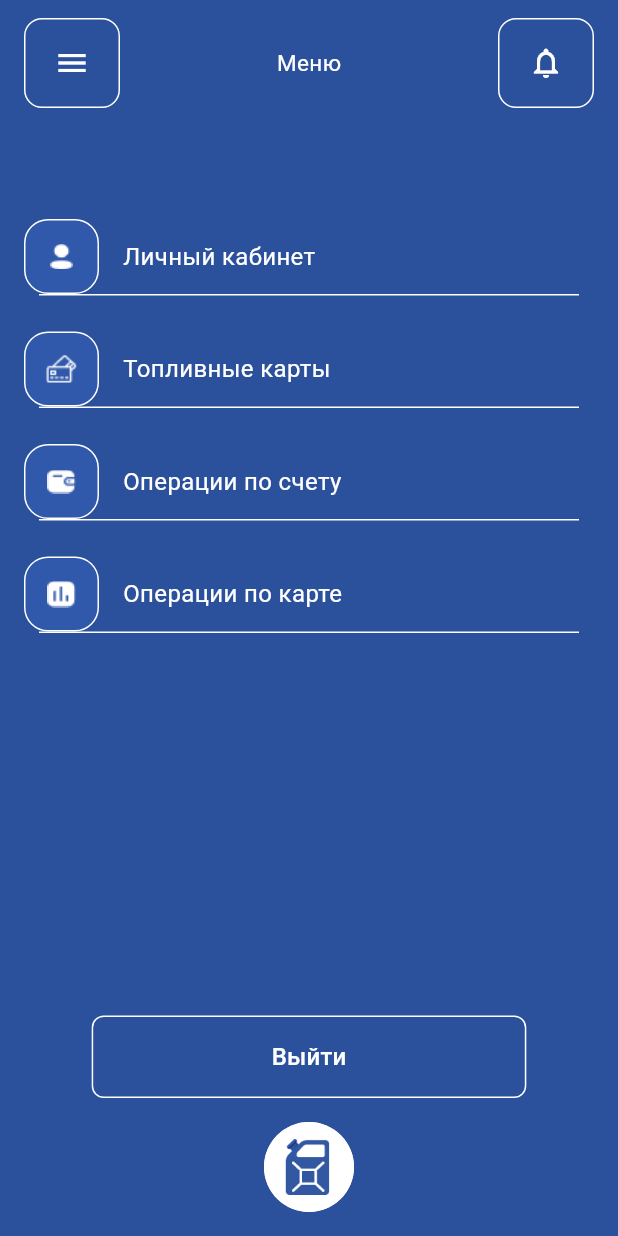
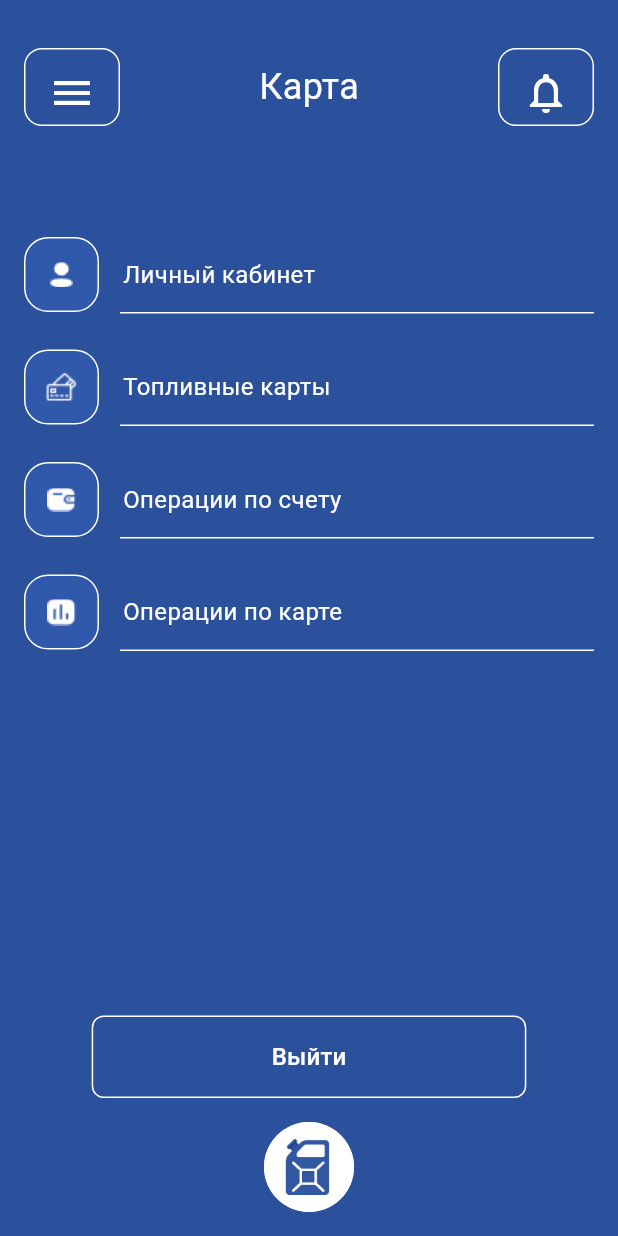
Before and after one commit to VavaL1Xx/FUEL_CARDS_VERSTKA, a Flutter app: the MainMenuPage screen opened directly, on a phone screen of 412 x 824 dp. Run offline on Flutter 3.47's test engine with Material 3 defaults, Android fonts, the phone set to English and light mode, and no system bars; our stand-ins replace flutter_map, latlong2.

Commit message:
неполная-верстка

```diff
--- a/lib/screens/main_menu_page.dart
+++ b/lib/screens/main_menu_page.dart
@@ -1,11 +1,11 @@
 import 'package:flutter/material.dart';
-import './gas_station_modal.dart';
+import './gas_station_map.dart';
 import './user_login_page.dart';
 
 class MainMenuPage extends StatelessWidget {
   const MainMenuPage({super.key});
 
-    dynamic getGasStationDetails(){
+    static dynamic getGasStationDetails(){
     return {
       "azs_config_date": "2023-06-06T11:34:30.490+03:00",
       "pos_config": [
@@ -133,55 +133,75 @@ class MainMenuPage extends StatelessWidget {
   @override
   Widget build(BuildContext context) {
     return Scaffold(
-      body: Container(
-        color: const Color(0xFF2C519C), // Устанавливаем синий фон
-        child: Column(
-          children: [
-            Container(
-              padding: const EdgeInsets.symmetric(horizontal: 16, vertical: 12),
+      appBar: AppBar(
+      backgroundColor: const Color(0xFF2C519C),
+      automaticallyImplyLeading: false, // Убирает стандартную кнопку "назад"
+      toolbarHeight: 96,
+      flexibleSpace: Container(
+        padding: const EdgeInsets.fromLTRB(16, 32, 16, 12),
+        alignment: Alignment.bottomCenter, // Выравнивание контента по нижнему краю
         child: Row(
           mainAxisAlignment: MainAxisAlignment.spaceBetween,
           children: [
             Container(
-                    padding: const EdgeInsets.only(top: 5, bottom:5, left:7, right:7), // Внутренние отступы для рамки
+              padding: const EdgeInsets.only(top: 5, bottom: 5, left: 7, right: 7),
               decoration: BoxDecoration(
-                      color: Colors.transparent, // Цвет фона рамки (если нужен)
+                color: Colors.transparent,
                 border: Border.all(
-                        color: Colors.white, // Цвет рамки
-                        width: 1, // Ширина рамки
+                  color: Colors.white,
+                  width: 1,
                 ),
-                      borderRadius: BorderRadius.circular(12.0), // Скругление углов
+                borderRadius: BorderRadius.circular(12.0),
               ),
               child: IconButton(
-                      icon: const Icon(Icons.menu, color: Colors.white),
-                      onPressed: () {},
+                icon: const Icon(
+                  Icons.menu,
+                  color: Colors.white,
+                  size: 32,
+                ),
+                onPressed: () {
+                  Navigator.pop(context);
+                },
               ),
             ),
             const Text(
-                    'Меню',
+              'Карта',
               style: TextStyle(
-                      fontSize: 15,
-                      color: Colors.white, // Цвет текста меню белый
+                fontSize: 24,
+                color: Colors.white,
               ),
             ),
             Container(
-                    padding: const EdgeInsets.only(top: 5, bottom:5, left:7, right:7), // Внутренние отступы для рамки
+              padding: const EdgeInsets.only(top: 5, bottom: 5, left: 7, right: 7),
               decoration: BoxDecoration(
-                      color: Colors.transparent, // Цвет фона рамки (если нужен)
+                color: Colors.transparent,
                 border: Border.all(
-                        color: Colors.white, // Цвет рамки
-                        width: 1, // Ширина рамки
+                  color: Colors.white,
+                  width: 1,
                 ),
-                      borderRadius: BorderRadius.circular(12.0), // Скругление углов
+                borderRadius: BorderRadius.circular(12.0),
               ),
               child: IconButton(
-                      icon: const Icon(Icons.notifications_outlined, color: Colors.white),
-                      onPressed: () {},
+                icon: const Icon(
+                  Icons.notifications_outlined,
+                  color: Colors.white,
+                  size: 32,
+                  ),
+                onPressed: () {
+                  Navigator.push(context, MaterialPageRoute(
+                      builder: (context) => const MainMenuPage()),
+                );
+                },
               ),
             ),
           ],
         ),
       ),
+    ),
+      body: Container(
+        color: const Color(0xFF2C519C), // Устанавливаем синий фон
+        child: Column(
+          children: [
             const SizedBox(height: 50), // Отступ между меню и блоком с элементами
             Expanded(
               child: ListView(
@@ -211,7 +231,15 @@ class MainMenuPage extends StatelessWidget {
                       color: Colors.white, // Цветовое наложение (по необходимости)
                     ),
                     title: 'Топливные карты',
-                    onTap: () => _showGasStationInfo(context)
+                    onTap: () {
+                      Navigator.push(
+                                      context,
+                                      MaterialPageRoute(
+                                        builder: (context) =>
+                                            const MapScreen(),
+                                      ),
+                                    );
+                    }
                   ),
                   _buildMenuItem(
                     image: Image.asset(
@@ -289,17 +317,6 @@ class MainMenuPage extends StatelessWidget {
     );
   }
 
-  void _showGasStationInfo(BuildContext context) {
-    showModalBottomSheet(
-      context: context,
-      isScrollControlled: true,
-      backgroundColor: Colors.transparent,
-      isDismissible: true,
-      builder: (context) => GasStationInfoModal(
-        gasStationDetails: getGasStationDetails()
-      ),
-    );
-  }
 
   Widget _buildMenuItem({
   required Image image,
@@ -328,7 +345,7 @@ class MainMenuPage extends StatelessWidget {
                 Container(
                   padding: const EdgeInsets.all(12),
                   decoration: BoxDecoration(
-                    color: const Color.fromARGB(255, 48, 89, 171), // Цвет фона при наведении
+                    color: const Color.fromARGB(255, 48, 89, 171),
                     border: Border.all(
                       color: Colors.white,
                       width: 1,
@@ -353,11 +370,13 @@ class MainMenuPage extends StatelessWidget {
                 ),
               ],
             ),
-            Container(
-              margin: const EdgeInsets.symmetric(horizontal: 10),
+            Align(
+              alignment: Alignment.centerLeft,
+              child: Container(
+                margin: const EdgeInsets.only(left: 64), // Отступ до начала линии
                 height: 1,
                 color: Colors.white,
-              width: 400,
+            ),
             ),
           ],
         ),
--- a/lib/screens/user_login_page.dart
+++ b/lib/screens/user_login_page.dart
@@ -45,7 +45,7 @@ class _LoginPageState extends State<LoginPage> {
                   child: ClipRRect(
                     borderRadius: BorderRadius.circular(40),
                     child: Image.asset(
-                      'assets/Frame.jpg',
+                      'assets/jpg/Frame.jpg',
                       fit: BoxFit.cover,
                     ),
                   ),
```
Also changed, not shown: lib/screens/gas_station_map.dart (+47 -14 lines), lib/screens/gas_station_modal.dart (+1 -10 lines). Lines whose indentation alone changed are shown as unchanged.
